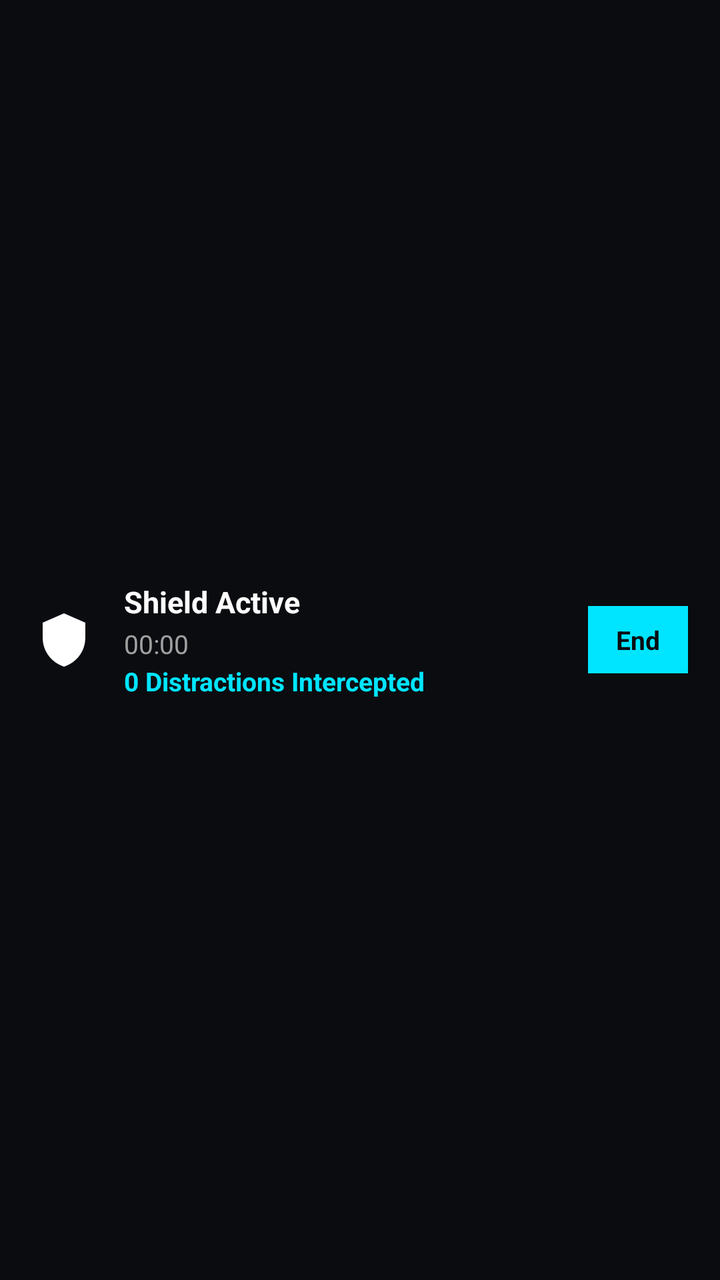
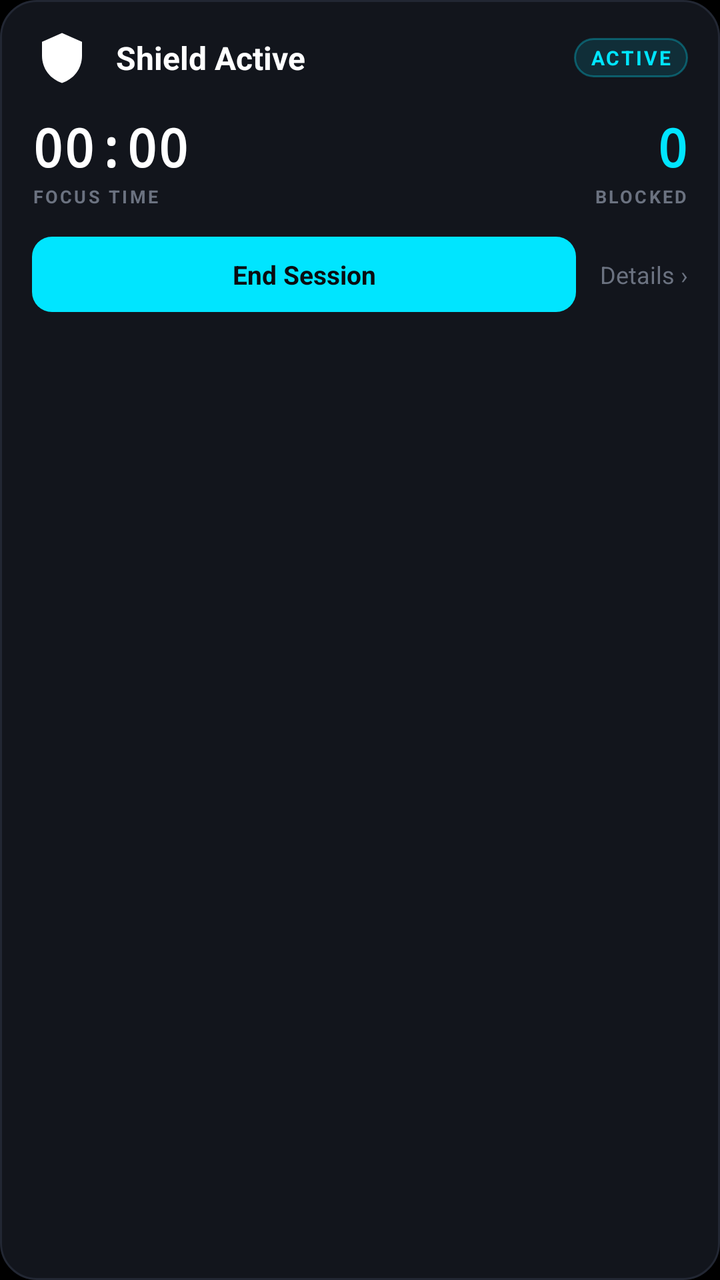

Compare the two renders of this Android layout. The source of the first and the diff that turns it into the second are given below.
<!-- AndroidManifest.xml: application theme Theme.NullFlow -->
<!-- res/layout/notification_focus_hud.xml -->
<?xml version="1.0" encoding="utf-8"?>
<LinearLayout xmlns:android="http://schemas.android.com/apk/res/android"
    android:layout_width="match_parent"
    android:layout_height="wrap_content"
    android:orientation="horizontal"
    android:background="#FF0A0C10"
    android:paddingStart="16dp"
    android:paddingEnd="16dp"
    android:paddingTop="14dp"
    android:paddingBottom="14dp"
    android:gravity="center_vertical">

    
    <ImageView
        android:id="@+id/iv_shield"
        android:layout_width="32dp"
        android:layout_height="32dp"
        android:src="@drawable/ic_shield_hud"
        android:importantForAccessibility="no"
        android:contentDescription="@null" />

    
    <LinearLayout
        android:layout_width="0dp"
        android:layout_height="wrap_content"
        android:layout_weight="1"
        android:orientation="vertical"
        android:layout_marginStart="14dp"
        android:layout_marginEnd="8dp">

        
        <TextView
            android:id="@+id/tv_title"
            android:layout_width="match_parent"
            android:layout_height="wrap_content"
            android:text="@string/vpn_service_label"
            android:textColor="#FFFFFFFF"
            android:textSize="15sp"
            android:textStyle="bold"
            android:maxLines="1"
            android:ellipsize="end" />

        
        <TextView
            android:id="@+id/tv_timer"
            android:layout_width="match_parent"
            android:layout_height="wrap_content"
            android:layout_marginTop="2dp"
            android:text="00:00"
            android:textColor="#FFA0A0A0"
            android:textSize="13sp"
            android:maxLines="1"
            android:ellipsize="end" />

        <TextView
            android:id="@+id/tv_pings"
            android:layout_width="match_parent"
            android:layout_height="wrap_content"
            android:layout_marginTop="1dp"
            android:text="0 Distractions Intercepted"
            android:textColor="#FF00E5FF"
            android:textSize="13sp"
            android:textStyle="bold"
            android:maxLines="1"
            android:ellipsize="end" />
    </LinearLayout>

    
    <TextView
        android:id="@+id/btn_end_session"
        android:layout_width="wrap_content"
        android:layout_height="wrap_content"
        android:text="End"
        android:textColor="#FF0A0C10"
        android:textSize="13sp"
        android:textStyle="bold"
        android:maxLines="1"
        android:background="#FF00E5FF"
        android:paddingStart="14dp"
        android:paddingEnd="14dp"
        android:paddingTop="8dp"
        android:paddingBottom="8dp" />

</LinearLayout>
<!-- resources referenced by this layout -->
<resources>
  <!-- drawable ic_shield_hud (drawable) -->
  <?xml version="1.0" encoding="utf-8"?>
  <vector xmlns:android="http://schemas.android.com/apk/res/android"
      android:width="24dp"
      android:height="24dp"
      android:viewportWidth="24"
      android:viewportHeight="24"
      android:tint="#FFFFFFFF">
  
      
      <path
          android:fillColor="#FFFFFFFF"
          android:pathData="M12,2 L4,5.5 L4,11 C4,16.5 7.5,20.5 12,22 C16.5,20.5 20,16.5 20,11 L20,5.5 Z" />
  
      
      <path
          android:fillColor="#FF0A0C10"
          android:strokeColor="#FF0A0C10"
          android:strokeWidth="2"
          android:strokeLineCap="round"
          android:strokeLineJoin="round"
          android:pathData="M8.5,12 L11,14.5 L15.5,9.5" />
  </vector>
  <string name="vpn_service_label">Shield Active</string>
  <style name="Theme.NullFlow" parent="android:Theme.Material.NoActionBar">
          <item name="android:windowBackground">@android:color/black</item>
          <item name="android:statusBarColor">@android:color/transparent</item>
          <item name="android:navigationBarColor">@android:color/transparent</item>
      </style>
</resources>

<!-- the commit's change to res/layout/notification_focus_hud.xml (unified diff, before → after) -->
@@ -2,83 +2,161 @@
 <LinearLayout xmlns:android="http://schemas.android.com/apk/res/android"
     android:layout_width="match_parent"
     android:layout_height="wrap_content"
-    android:orientation="horizontal"
-    android:background="#FF0A0C10"
+    android:orientation="vertical"
+    android:background="@drawable/bg_notification_card"
     android:paddingStart="16dp"
     android:paddingEnd="16dp"
     android:paddingTop="14dp"
-    android:paddingBottom="14dp"
-    android:gravity="center_vertical">
-
-    
-    <ImageView
-        android:id="@+id/iv_shield"
-        android:layout_width="32dp"
-        android:layout_height="32dp"
-        android:src="@drawable/ic_shield_hud"
-        android:importantForAccessibility="no"
-        android:contentDescription="@null" />
+    android:paddingBottom="12dp">
 
     
     <LinearLayout
-        android:layout_width="0dp"
+        android:layout_width="match_parent"
         android:layout_height="wrap_content"
-        android:layout_weight="1"
-        android:orientation="vertical"
-        android:layout_marginStart="14dp"
-        android:layout_marginEnd="8dp">
+        android:orientation="horizontal"
+        android:gravity="center_vertical">
 
-        
+        <ImageView
+            android:id="@+id/iv_shield"
+            android:layout_width="30dp"
+            android:layout_height="30dp"
+            android:src="@drawable/ic_shield_hud"
+            android:importantForAccessibility="no"
+            android:contentDescription="@null" />
+
         <TextView
             android:id="@+id/tv_title"
-            android:layout_width="match_parent"
+            android:layout_width="0dp"
             android:layout_height="wrap_content"
+            android:layout_weight="1"
+            android:layout_marginStart="12dp"
             android:text="@string/vpn_service_label"
             android:textColor="#FFFFFFFF"
-            android:textSize="15sp"
+            android:textSize="16sp"
             android:textStyle="bold"
             android:maxLines="1"
             android:ellipsize="end" />
 
-        
         <TextView
-            android:id="@+id/tv_timer"
-            android:layout_width="match_parent"
+            android:id="@+id/tv_active_pill"
+            android:layout_width="wrap_content"
             android:layout_height="wrap_content"
-            android:layout_marginTop="2dp"
-            android:text="00:00"
-            android:textColor="#FFA0A0A0"
-            android:textSize="13sp"
+            android:text="ACTIVE"
+            android:textColor="#FF00E5FF"
+            android:textSize="10sp"
+            android:textStyle="bold"
+            android:letterSpacing="0.1"
             android:maxLines="1"
-            android:ellipsize="end" />
-
-        <TextView
-            android:id="@+id/tv_pings"
-            android:layout_width="match_parent"
-            android:layout_height="wrap_content"
-            android:layout_marginTop="1dp"
-            android:text="0 Distractions Intercepted"
-            android:textColor="#FF00E5FF"
-            android:textSize="13sp"
-            android:textStyle="bold"
-            android:maxLines="1"
-            android:ellipsize="end" />
+            android:background="@drawable/bg_active_pill"
+            android:paddingStart="8dp"
+            android:paddingEnd="8dp"
+            android:paddingTop="3dp"
+            android:paddingBottom="3dp" />
     </LinearLayout>
 
     
-    <TextView
-        android:id="@+id/btn_end_session"
-        android:layout_width="wrap_content"
+    <LinearLayout
+        android:layout_width="match_parent"
         android:layout_height="wrap_content"
-        android:text="End"
-        android:textColor="#FF0A0C10"
-        android:textSize="13sp"
-        android:textStyle="bold"
-        android:maxLines="1"
-        android:background="#FF00E5FF"
-        android:paddingStart="14dp"
-        android:paddingEnd="14dp"
-        android:paddingTop="8dp"
-        android:paddingBottom="8dp" />
+        android:orientation="horizontal"
+        android:gravity="center_vertical"
+        android:layout_marginTop="12dp">
+
+        
+        <LinearLayout
+            android:layout_width="0dp"
+            android:layout_height="wrap_content"
+            android:layout_weight="1"
+            android:orientation="vertical">
+
+            <TextView
+                android:id="@+id/tv_timer"
+                android:layout_width="wrap_content"
+                android:layout_height="wrap_content"
+                android:text="00:00"
+                android:textColor="#FFFFFFFF"
+                android:textSize="26sp"
+                android:textStyle="bold"
+                android:fontFamily="monospace"
+                android:maxLines="1"
+                android:ellipsize="end" />
+
+            <TextView
+                android:layout_width="wrap_content"
+                android:layout_height="wrap_content"
+                android:layout_marginTop="1dp"
+                android:text="FOCUS TIME"
+                android:textColor="#FF6B7280"
+                android:textSize="9sp"
+                android:textStyle="bold"
+                android:letterSpacing="0.12"
+                android:maxLines="1" />
+        </LinearLayout>
+
+        
+        <LinearLayout
+            android:layout_width="wrap_content"
+            android:layout_height="wrap_content"
+            android:orientation="vertical"
+            android:gravity="end">
+
+            <TextView
+                android:id="@+id/tv_pings"
+                android:layout_width="wrap_content"
+                android:layout_height="wrap_content"
+                android:text="0"
+                android:textColor="#FF00E5FF"
+                android:textSize="26sp"
+                android:textStyle="bold"
+                android:fontFamily="monospace"
+                android:maxLines="1"
+                android:ellipsize="end" />
+
+            <TextView
+                android:layout_width="wrap_content"
+                android:layout_height="wrap_content"
+                android:layout_marginTop="1dp"
+                android:text="BLOCKED"
+                android:textColor="#FF6B7280"
+                android:textSize="9sp"
+                android:textStyle="bold"
+                android:letterSpacing="0.12"
+                android:maxLines="1" />
+        </LinearLayout>
+    </LinearLayout>
+
+    
+    <LinearLayout
+        android:layout_width="match_parent"
+        android:layout_height="wrap_content"
+        android:orientation="horizontal"
+        android:gravity="center_vertical"
+        android:layout_marginTop="14dp">
+
+        <TextView
+            android:id="@+id/btn_end_session"
+            android:layout_width="0dp"
+            android:layout_height="wrap_content"
+            android:layout_weight="1"
+            android:text="End Session"
+            android:textColor="#FF0A0C10"
+            android:textSize="13sp"
+            android:textStyle="bold"
+            android:gravity="center"
+            android:maxLines="1"
+            android:background="@drawable/bg_end_button"
+            android:paddingTop="10dp"
+            android:paddingBottom="10dp" />
+
+        <TextView
+            android:id="@+id/tv_details_hint"
+            android:layout_width="wrap_content"
+            android:layout_height="wrap_content"
+            android:layout_marginStart="12dp"
+            android:text="Details ›"
+            android:textColor="#FF6B7280"
+            android:textSize="12sp"
+            android:maxLines="1" />
+    </LinearLayout>
 
 </LinearLayout>
<!-- resource entries referenced after the edit -->
@@ -1,5 +1,32 @@
 <!-- resources referenced by this layout -->
 <resources>
+  <!-- drawable bg_active_pill (drawable) -->
+  <?xml version="1.0" encoding="utf-8"?>
+  <shape xmlns:android="http://schemas.android.com/apk/res/android"
+      android:shape="rectangle">
+      <solid android:color="#1F00E5FF" />
+      <corners android:radius="20dp" />
+      <stroke
+          android:width="1dp"
+          android:color="#4D00E5FF" />
+  </shape>
+  <!-- drawable bg_end_button (drawable) -->
+  <?xml version="1.0" encoding="utf-8"?>
+  <shape xmlns:android="http://schemas.android.com/apk/res/android"
+      android:shape="rectangle">
+      <solid android:color="#FF00E5FF" />
+      <corners android:radius="10dp" />
+  </shape>
+  <!-- drawable bg_notification_card (drawable) -->
+  <?xml version="1.0" encoding="utf-8"?>
+  <shape xmlns:android="http://schemas.android.com/apk/res/android"
+      android:shape="rectangle">
+      <solid android:color="#FF12151C" />
+      <corners android:radius="18dp" />
+      <stroke
+          android:width="1dp"
+          android:color="#FF222733" />
+  </shape>
   <!-- drawable ic_shield_hud (drawable) -->
   <?xml version="1.0" encoding="utf-8"?>
   <vector xmlns:android="http://schemas.android.com/apk/res/android"
